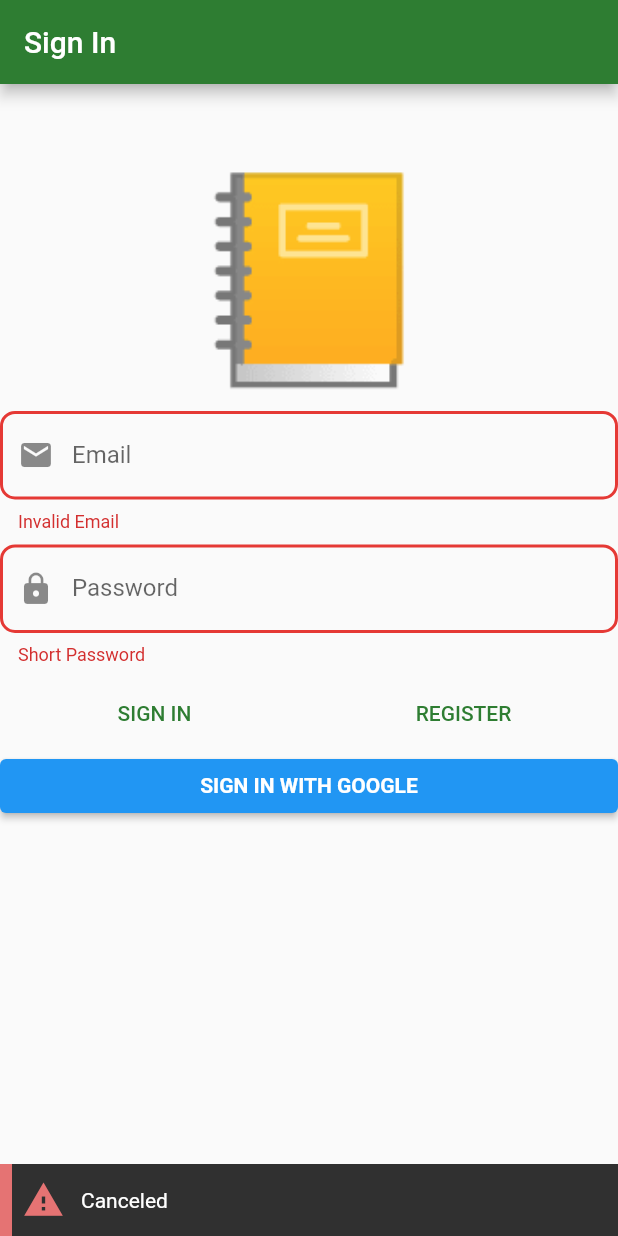
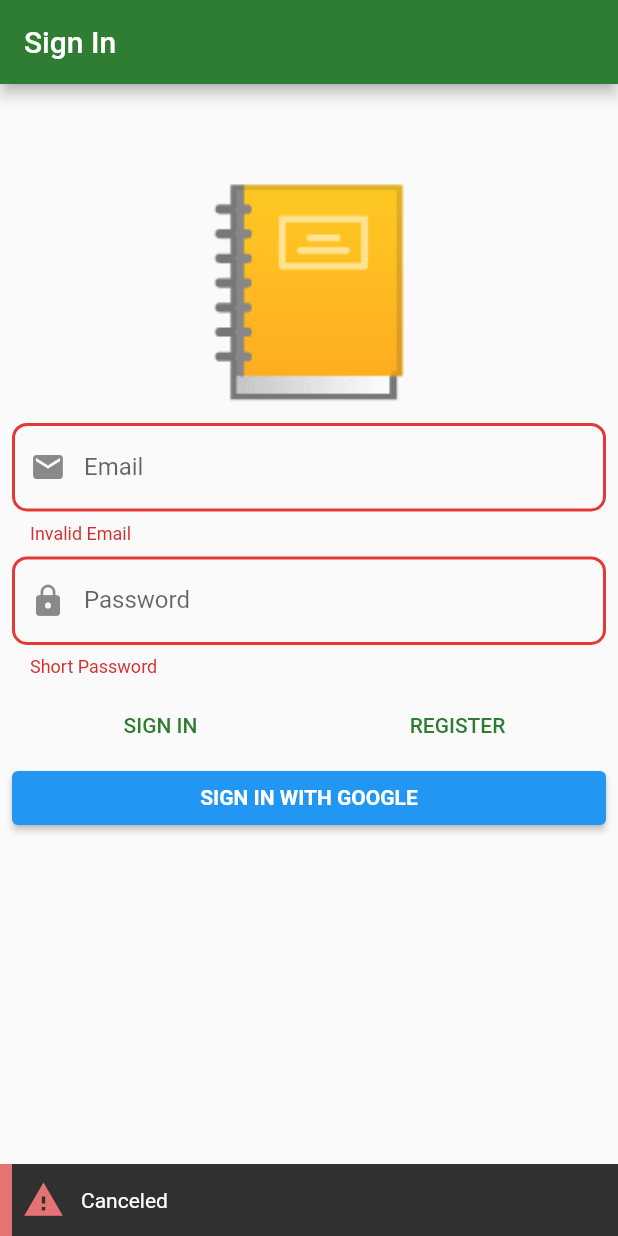
Before and after one commit to ashik-shaji/Note-App, a Flutter app: the screen it shows after launch, after a tap on "SIGN IN", after a tap on "SIGN IN WITH GOOGLE", on a phone screen of 412 x 824 dp. Run offline on Flutter 3.47's test engine with Material 2 defaults, Android fonts, the phone set to English and light mode, and no system bars; drawn by our look-alikes of another_flushbar; our stand-ins replace auto_route, bloc, dartz, firebase_auth, firebase_core, flutter_bloc and 4 more; accounts and stored records are empty.

Commit message:
Changed PlatformException to FirebaseAuthException in firebase_auth_facade.dart and the corresponding errors fixed

```diff
--- a/note_app/lib/infrastructure/auth/firebase_auth_facade.dart
+++ b/note_app/lib/infrastructure/auth/firebase_auth_facade.dart
@@ -34,7 +34,7 @@ class FirebaseAuthFacade implements IAuthFacade {
         password: passwordStr,
       );
       return right(unit);
-    } on PlatformException catch (e) {
+    } on FirebaseAuthException catch (e) {
       if (e.code == 'email-already-in-use') {
         return left(const AuthFailure.emailAlreadyInUse());
       } else {
@@ -50,13 +50,14 @@ class FirebaseAuthFacade implements IAuthFacade {
   }) async {
     final emailAddressStr = emailAddress.getOrCrash();
     final passwordStr = password.getOrCrash();
+
     try {
       await _firebaseAuth.signInWithEmailAndPassword(
         email: emailAddressStr,
         password: passwordStr,
       );
       return right(unit);
-    } on PlatformException catch (e) {
+    } on FirebaseAuthException catch (e) {
       if (e.code == 'wrong-password' || e.code == 'user-not-found') {
         return left(const AuthFailure.invalidEmailAndPasswordCombination());
       } else {
@@ -83,7 +84,7 @@ class FirebaseAuthFacade implements IAuthFacade {
       return await _firebaseAuth
           .signInWithCredential(authCredential)
           .then((r) => right(unit));
-    } on PlatformException catch (_) {
+    } on Exception catch (_) {
       return left(const AuthFailure.serverError());
     }
   }
--- a/note_app/lib/presentation/sign_in/widgets/sign_in_form.dart
+++ b/note_app/lib/presentation/sign_in/widgets/sign_in_form.dart
@@ -33,6 +33,7 @@ class SignInForm extends StatelessWidget {
         return Form(
           autovalidateMode: state.showErrorMessages,
           child: ListView(
+            padding: const EdgeInsets.all(8),
             children: [
               SizedBox(height: MediaQuery.of(context).size.height / 15),
               const Text(
@@ -128,6 +129,13 @@ class SignInForm extends StatelessWidget {
                 style: ButtonStyle(
                     backgroundColor: MaterialStateProperty.all(Colors.blue)),
               ),
+              if (state.isSubmitting!) ...[
+                const SizedBox(height: 8),
+                LinearProgressIndicator(
+                  value: null,
+                  backgroundColor: Colors.green[200],
+                ),
+              ]
             ],
           ),
         );
--- a/note_app/lib/presentation/splash/splash_page.dart
+++ b/note_app/lib/presentation/splash/splash_page.dart
@@ -16,6 +16,8 @@ class SplashPage extends StatelessWidget {
           initial: (_) {},
           authenticated: (_) {
             print('I am Authenticated!');
+            /* Future.delayed(const Duration(milliseconds: 1500)).then(
+                (value) => context.router.replace(const SignInPageRoute())); */
           },
           unauthenticated: (_) {
             Future.delayed(const Duration(milliseconds: 1500)).then(
```
